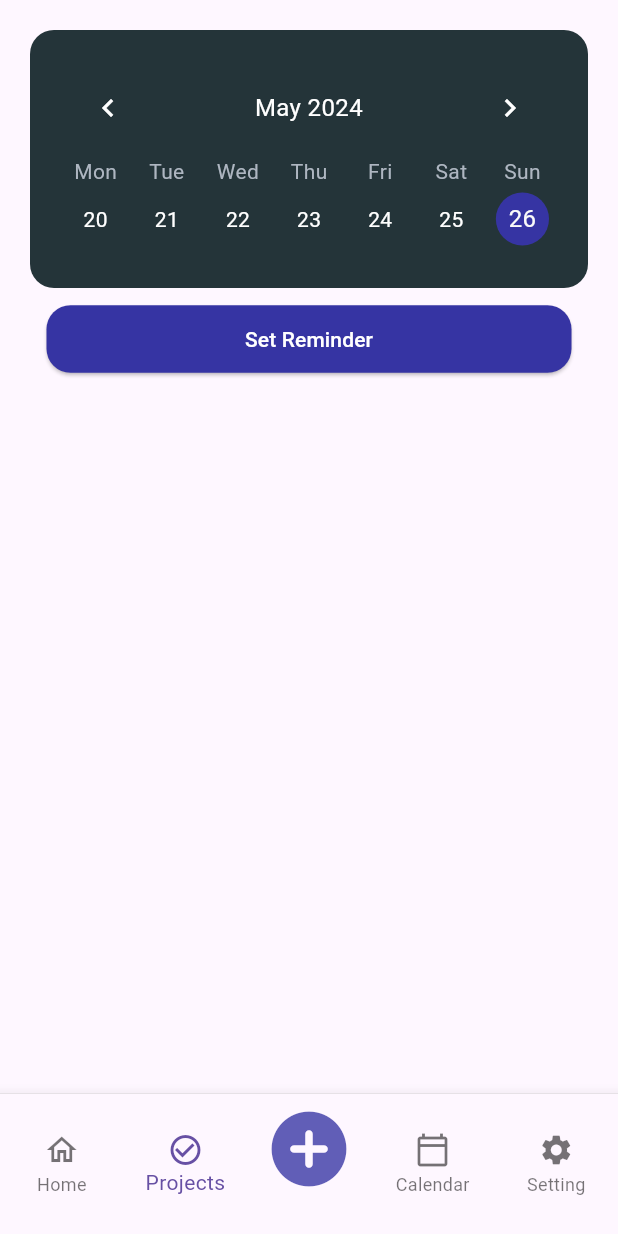
After one commit to yisMeb/Flutter_PMS, a Flutter app: the HomeDashboard screen opened directly, item 2 of the bottom bar chosen, on a phone screen of 412 x 824 dp. The commit adds this screen. Run offline on Flutter 3.47's test engine with Material 3 defaults, Android fonts, the phone set to English and light mode, and no system bars; drawn by our look-alikes of table_calendar; our stand-ins replace firebase_auth, firebase_core, firebase_database, fl_chart, google_sign_in, multi_select_flutter; accounts and stored records are empty.

Commit message:
Projects page started

```diff
--- /dev/null
+++ b/flutter_front/lib/Pages/Dashboards/Projects.dart
@@ -0,0 +1,130 @@
+import 'package:flutter/material.dart';
+import 'package:table_calendar/table_calendar.dart';
+
+class Projects extends StatefulWidget {
+  const Projects({super.key});
+
+  @override
+  State<Projects> createState() => _Projects();
+}
+
+class _Projects extends State<Projects> {
+  CalendarFormat _calendarFormat = CalendarFormat.week;
+  DateTime _focusedDay = DateTime.now();
+  DateTime? _selectedDay;
+
+  @override
+  Widget build(BuildContext context) {
+    return Scaffold(
+      body: SingleChildScrollView(
+        child: SafeArea(
+          child: Container(
+            margin: EdgeInsets.all(10),
+            padding: EdgeInsets.all(10),
+            child: Column(
+              mainAxisAlignment: MainAxisAlignment.center,
+              children: [
+                Container(
+                  padding: EdgeInsets.all(20),
+                  decoration: BoxDecoration(
+                    color: const Color.fromARGB(255, 36, 52, 57),
+                    borderRadius: BorderRadius.circular(16),
+                  ),
+                  child: TableCalendar(
+                    firstDay: DateTime.utc(2000, 1, 1),
+                    lastDay: DateTime.utc(2100, 12, 31),
+                    focusedDay: _focusedDay,
+                    calendarFormat: _calendarFormat,
+                    selectedDayPredicate: (day) {
+                      return isSameDay(_selectedDay, day);
+                    },
+                    onDaySelected: (selectedDay, focusedDay) {
+                      setState(() {
+                        _selectedDay = selectedDay;
+                        _focusedDay = focusedDay;
+                      });
+                    },
+                    onFormatChanged: (format) {
+                      if (_calendarFormat != format) {
+                        setState(() {
+                          _calendarFormat = format;
+                        });
+                      }
+                    },
+                    onPageChanged: (focusedDay) {
+                      _focusedDay = focusedDay;
+                    },
+                    calendarStyle: const CalendarStyle(
+                      defaultTextStyle: TextStyle(color: Colors.white),
+                      weekendTextStyle: TextStyle(color: Colors.white),
+                      selectedDecoration: BoxDecoration(
+                        color: Colors.blue,
+                        shape: BoxShape.circle,
+                      ),
+                      todayDecoration: BoxDecoration(
+                        color: Color.fromARGB(255, 54, 52, 163),
+                        shape: BoxShape.circle,
+                      ),
+                      outsideDaysVisible: false,
+                    ),
+                    headerStyle: HeaderStyle(
+                      titleCentered: true,
+                      titleTextStyle:
+                          const TextStyle(color: Colors.white, fontSize: 16),
+                      formatButtonTextStyle: TextStyle(color: Colors.white),
+                      formatButtonDecoration: BoxDecoration(
+                        color: Colors.blue,
+                        borderRadius: BorderRadius.circular(20),
+                      ),
+                      formatButtonVisible: false,
+                      leftChevronIcon:
+                          const Icon(Icons.chevron_left, color: Colors.white),
+                      rightChevronIcon:
+                          const Icon(Icons.chevron_right, color: Colors.white),
+                    ),
+                    daysOfWeekStyle: const DaysOfWeekStyle(
+                      weekendStyle:
+                          TextStyle(color: Color.fromARGB(255, 174, 182, 193)),
+                      weekdayStyle:
+                          TextStyle(color: Color.fromARGB(255, 174, 182, 193)),
+                    ),
+                    startingDayOfWeek: StartingDayOfWeek.monday,
+                    calendarBuilders: CalendarBuilders(
+                      defaultBuilder: (context, date, _) {
+                        return Container(
+                          alignment: Alignment.center,
+                          child: Text(
+                            '${date.day}',
+                            style: const TextStyle(color: Colors.white),
+                          ),
+                        );
+                      },
+                    ),
+                  ),
+                ),
+                const SizedBox(
+                  height: 10,
+                ),
+                ElevatedButton(
+                  onPressed: () {},
+                  style: ElevatedButton.styleFrom(
+                      backgroundColor: const Color.fromARGB(255, 54, 52, 163),
+                      shape: RoundedRectangleBorder(
+                        borderRadius: BorderRadius.circular(16),
+                      ),
+                      fixedSize: Size(350, 45)),
+                  child: const Text(
+                    "Set Reminder",
+                    style: TextStyle(
+                      color: Colors.white,
+                    ),
+                  ),
+                )
+              ],
+            ),
+          ),
+        ),
+      ),
+    );
+  }
+}
--- a/flutter_front/lib/Pages/Dashboards/home_Dashboard.dart
+++ b/flutter_front/lib/Pages/Dashboards/home_Dashboard.dart
@@ -1,6 +1,7 @@
 import 'package:flutter/material.dart';
 import 'package:pmanager/Pages/Dashboards/CreateProject.dart';
-import 'package:pmanager/Pages/Dashboards/HomePage.dart'; // Import CreateProject class
+import 'package:pmanager/Pages/Dashboards/HomePage.dart';
+import 'package:pmanager/Pages/Dashboards/Projects.dart'; // Import CreateProject class
 
 class HomeDashboard extends StatefulWidget {
   const HomeDashboard({Key? key}) : super(key: key);
@@ -55,6 +56,20 @@ class _HomeDashboardState extends State<HomeDashboard> {
                 ),
               ),
             ),
+          if (_selectedIndex == 1)
+            Positioned.fill(
+              child: GestureDetector(
+                onTap: () {
+                  setState(() {
+                    _selectedIndex = 0;
+                  });
+                },
+                child: Container(
+                  color: Colors.black.withOpacity(0.5),
+                  child: Projects(),
+                ),
+              ),
+            ),
         ],
       ),
       bottomNavigationBar: BottomNavigationBar(
--- a/flutter_front/pubspec.yaml
+++ b/flutter_front/pubspec.yaml
@@ -42,6 +42,7 @@ dependencies:
   fl_chart: ^0.66.0
   intl: ^0.17.0
   multi_select_flutter: ^4.0.0
+  table_calendar: ^3.0.8
 
 dev_dependencies:
   flutter_test:
```
Also changed, not shown: flutter_front/lib/Pages/Dashboards/CreateProject.dart (+85 -10 lines), flutter_front/lib/Pages/Dashboards/DatabaseService.dart (+32 -0 lines), flutter_front/pubspec.lock.
